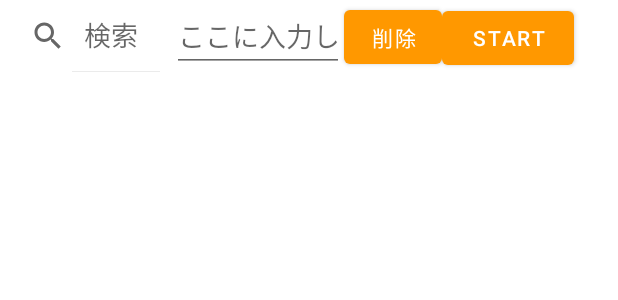
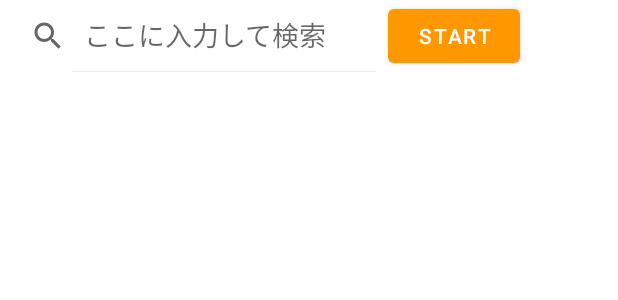
Before and after one commit to kmr-gks/Bokotan, an Android app: the layout fragment_kensaku.xml on its own in the app's theme, with its tools: preview values and no code run, on a phone screen of 412 x 824 dp. Shown: the top 300 px of the screen. Run offline under Robolectric (Android 15) with nearby library versions, the phone set to English and light mode, and no system bars.

Commit message:
古い検索欄を削除。

```diff
--- a/app/src/main/java/com/gukos/bokotan/KensakuFragment.java
+++ b/app/src/main/java/com/gukos/bokotan/KensakuFragment.java
@@ -115,12 +115,6 @@ public class KensakuFragment extends UiManager.FragmentBingding<FragmentKensakuB
 			trGogenYomu = new GogenYomuFactory(context).getTrGogenYomu();
 
 			//UI設定
-			binding.editTextKensakuKey.addTextChangedListener((UiManager.UiInterface.TextWatcherAfterOnly) this::EditTextChanged);
-			binding.buttonClearKey.setOnClickListener(v -> {
-				binding.editTextKensakuKey.setText("");
-				//SearchViewにはsetTextがないからこれで対応する
-				binding.searchView.setQuery("",false);
-			});
 			kensakuHouhou = kensakuHouhou.toEnumKensakuHouhou(MyLibrary.PreferenceManager.getIntData(context, "enumKensakuHouhou", "kensakuhouhou", kensakuHouhou.toInt()));
 			binding.buttonKensakuHouhou.setText(kensakuHouhou.toString());
 			binding.buttonKensakuHouhou.setOnClickListener(v -> {
@@ -140,7 +134,6 @@ public class KensakuFragment extends UiManager.FragmentBingding<FragmentKensakuB
 				}
 				binding.buttonKensakuHouhou.setText(kensakuHouhou.toString());
 				//人工的に文字を変更して再検索
-				binding.editTextKensakuKey.setText(binding.editTextKensakuKey.getText());
 				onSearchViewTextChange(binding.searchView.getQuery().toString());
 			});
 			binding.searchView.setOnQueryTextListener(new SearchView.OnQueryTextListener() {
--- a/app/src/main/res/layout/fragment_kensaku.xml
+++ b/app/src/main/res/layout/fragment_kensaku.xml
@@ -25,24 +25,9 @@
 				android:layout_width="0dp"
 				android:layout_height="wrap_content"
 				android:layout_weight="0.8"
+				android:inputType="textEmailAddress"
 				app:iconifiedByDefault="false"
-				app:queryHint="検索" />
-
-			<com.google.android.material.textfield.TextInputEditText
-				android:id="@+id/editTextKensakuKey"
-				android:layout_width="0dp"
-				android:layout_height="wrap_content"
-				android:layout_weight="0.8"
-				android:hint="@string/kensaku"
-				android:inputType="textNoSuggestions|text"
-				android:textColor="@color/textcolor" />
-
-			<Button
-				android:id="@+id/buttonClearKey"
-				android:layout_width="65dp"
-				android:layout_height="wrap_content"
-				android:text="@string/delete"
-				android:textColor="@color/buttontext" />
+				app:queryHint="@string/kensaku" />
 
 			<Button
 				android:id="@+id/buttonKensakuHouhou"
```
